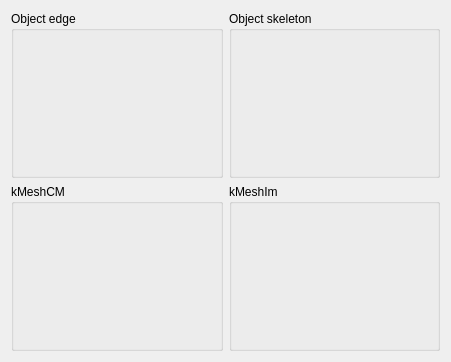
First picture: the form in StackedConstructMesh.ui, repository rics-ucsp/BoneDensityApp, before the edit.
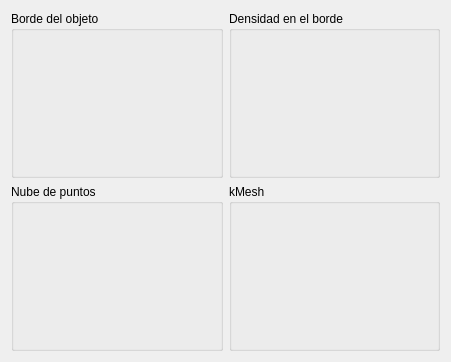
Second picture: the form after the edit. Custom widgets are drawn as their Qt base class.

```diff
--- a/StackedConstructMesh.ui
+++ b/StackedConstructMesh.ui
@@ -17,7 +17,7 @@
    <item row="0" column="0">
     <widget class="QGroupBox" name="groupBox">
      <property name="title">
-      <string>Object edge</string>
+      <string>Borde del objeto</string>
      </property>
      <layout class="QHBoxLayout" name="horizontalLayout">
       <item>
@@ -29,7 +29,7 @@
    <item row="0" column="1">
     <widget class="QGroupBox" name="groupBox_2">
      <property name="title">
-      <string>Object skeleton</string>
+      <string>Densidad en el borde</string>
      </property>
      <layout class="QHBoxLayout" name="horizontalLayout_2">
       <item>
@@ -41,7 +41,7 @@
    <item row="1" column="0">
     <widget class="QGroupBox" name="groupBox_3">
      <property name="title">
-      <string>kMeshCM</string>
+      <string>Nube de puntos</string>
      </property>
      <layout class="QHBoxLayout" name="horizontalLayout_3">
       <item>
@@ -53,7 +53,7 @@
    <item row="1" column="1">
     <widget class="QGroupBox" name="groupBox_4">
      <property name="title">
-      <string>kMeshIm</string>
+      <string>kMesh</string>
      </property>
      <layout class="QHBoxLayout" name="horizontalLayout_4">
       <item>
```
Left out of the diff: 4 changed lines with no effect on the pictures.
